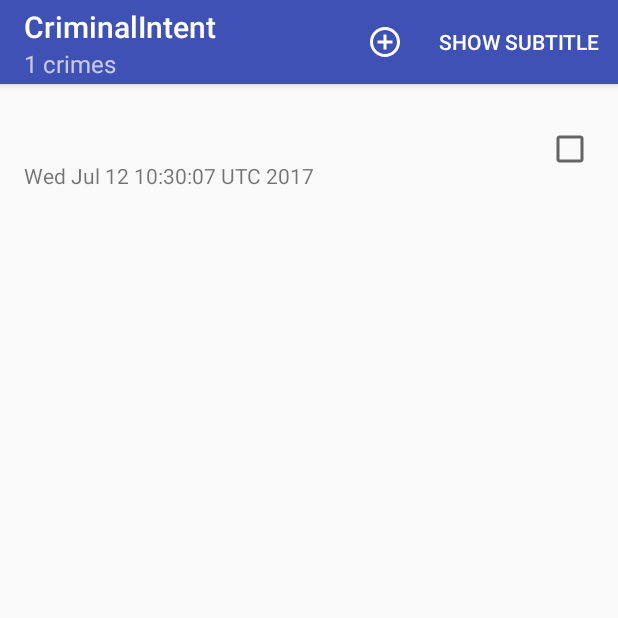
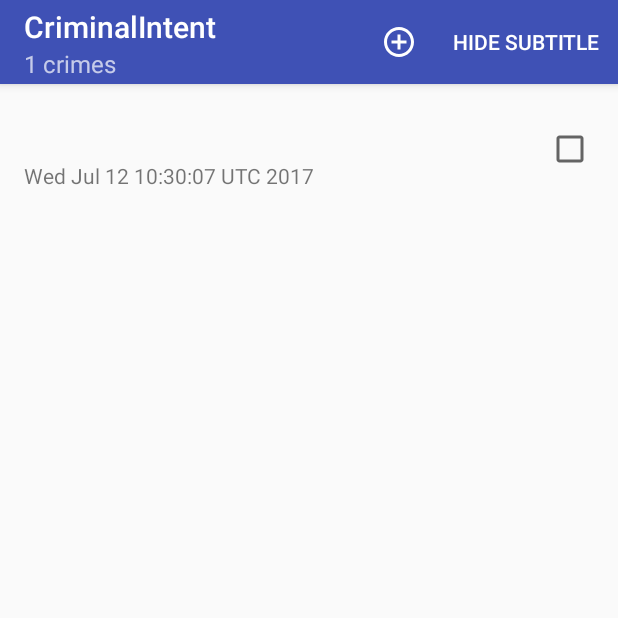
Before and after one commit to lynnik/CriminalIntent, an Android app: the screen it shows after launch (CrimeListActivity), after a tap on "SHOW SUBTITLE", on a phone screen of 412 x 824 dp, the top half of it. Run offline under Robolectric (Android 15) with nearby library versions, the phone set to English and light mode, and no system bars; 1 other tap on this screen came first.

Commit message:
Subtitle is displayed or hidden.

```diff
--- a/app/src/main/java/com/lynnik/criminalintent/CrimeListFragment.java
+++ b/app/src/main/java/com/lynnik/criminalintent/CrimeListFragment.java
@@ -25,6 +25,7 @@ public class CrimeListFragment extends Fragment {
   private int mCrimePosition;
   private RecyclerView mCrimeRecyclerView;
   private CrimeAdapter mAdapter;
+  private boolean mSubtitleVisible;
 
   @Override
   public void onCreate(@Nullable Bundle savedInstanceState) {
@@ -57,6 +58,12 @@ public class CrimeListFragment extends Fragment {
   public void onCreateOptionsMenu(Menu menu, MenuInflater inflater) {
     super.onCreateOptionsMenu(menu, inflater);
     inflater.inflate(R.menu.fragment_crime_list, menu);
+
+    MenuItem subtitleItem = menu.findItem(R.id.menu_item_show_subtitle);
+    if (mSubtitleVisible)
+      subtitleItem.setTitle(R.string.hide_subtitle);
+    else
+      subtitleItem.setTitle(R.string.show_subtitle);
   }
 
   @Override
@@ -70,6 +77,8 @@ public class CrimeListFragment extends Fragment {
         startActivity(intent);
         return true;
       case R.id.menu_item_show_subtitle:
+        mSubtitleVisible = !mSubtitleVisible;
+        getActivity().invalidateOptionsMenu();
         updateSubtitle();
         return true;
       default:
@@ -81,6 +90,9 @@ public class CrimeListFragment extends Fragment {
     CrimeLab crimeLab = CrimeLab.getInstance(getActivity());
     int crimeCount = crimeLab.getCrimes().size();
     String subtitle = getString(R.string.subtitle_format, crimeCount);
+
+    if (!mSubtitleVisible)
+      subtitle = null;
 
     AppCompatActivity activity = (AppCompatActivity) getActivity();
     activity.getSupportActionBar().setSubtitle(subtitle);
```
